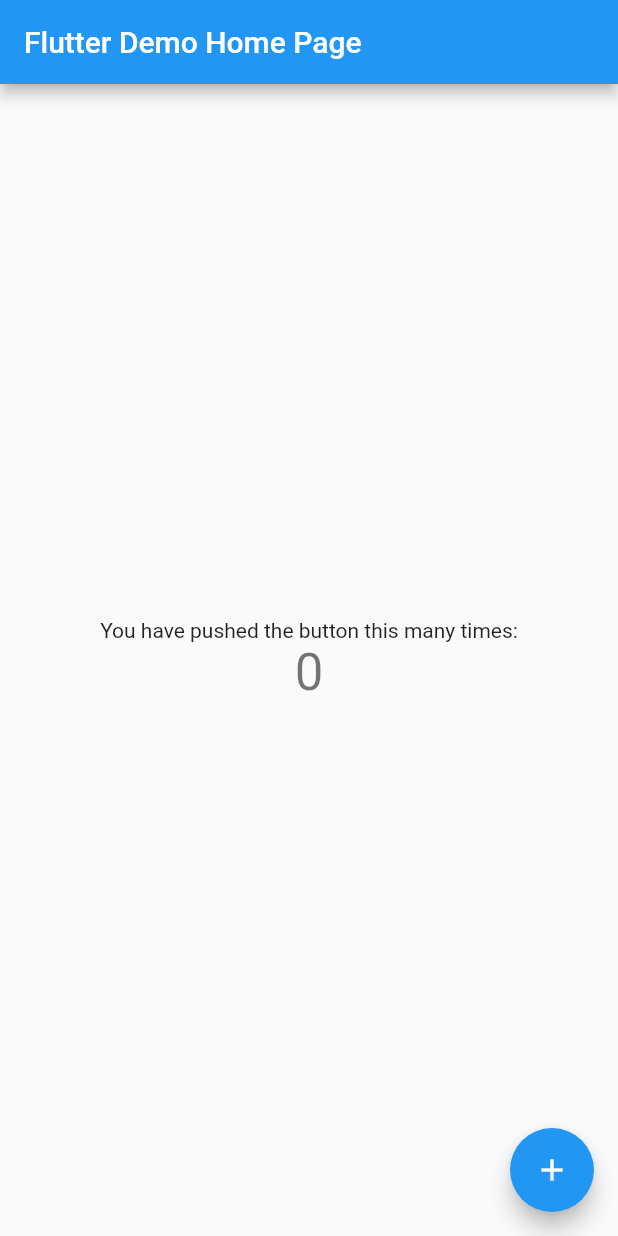
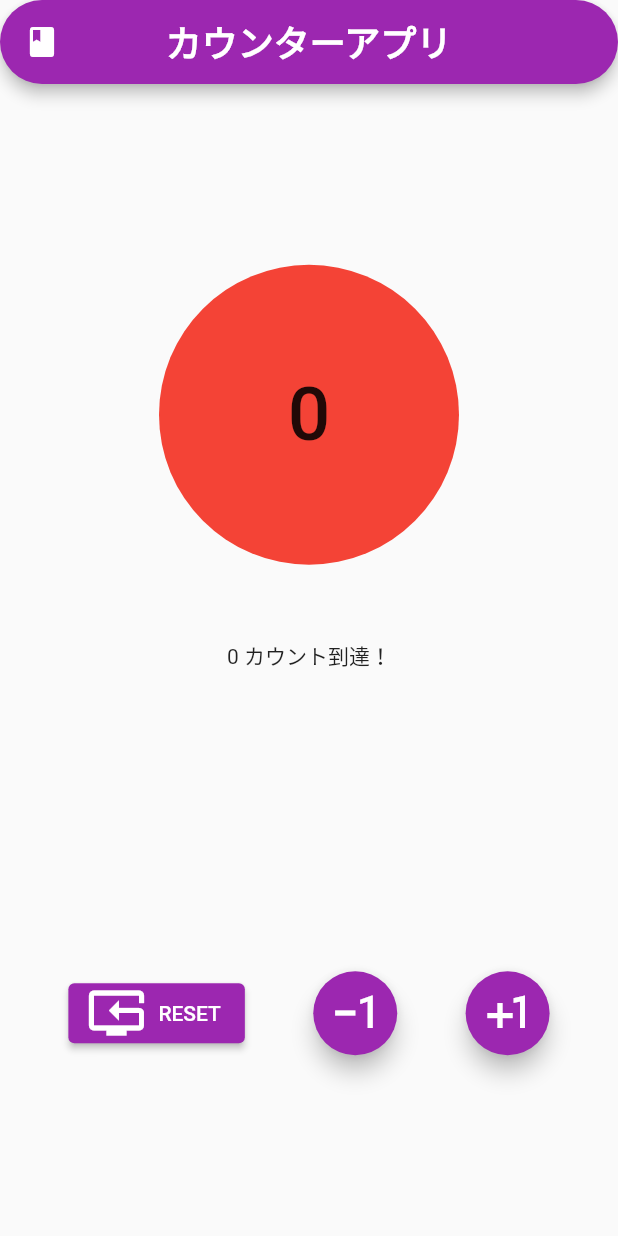
Before and after one commit to Nori0219/mieet_orig1, a Flutter app: the screen it shows after launch, on a phone screen of 412 x 824 dp. Run offline on Flutter 3.47's test engine with Material 2 defaults, Android fonts, the phone set to English and light mode, and no system bars; drawn by our look-alikes of animated_text_kit.

```diff
--- /dev/null
+++ b/lib/TopPage.dart
@@ -0,0 +1,124 @@
+import 'package:flutter/material.dart';
+import 'package:flutter/src/foundation/key.dart';
+import 'package:flutter/src/widgets/framework.dart';
+import 'package:animated_text_kit/animated_text_kit.dart';
+import 'package:flutter_counter_app/FloatingActionButton.dart';
+
+
+class TopPage extends StatefulWidget {
+  const TopPage({Key? key, required this.title}) : super(key: key);
+
+  final String title;
+
+  @override
+  State<TopPage> createState() => _TopPageState();
+}
+
+class _TopPageState extends State<TopPage> {
+  var _counter = 0;
+
+  void _incrementCounter() {
+    setState(() {
+      _counter++;
+    });
+  }
+
+  void _decresementCounter() {
+    setState(() {
+      _counter--;
+    });
+  }
+
+  void setIncrement( int intData ){
+    setState(() {
+     _counter = intData;
+    });
+  }
+
+
+  @override
+  Widget build(BuildContext context) {
+
+
+    return SafeArea(
+      child: Scaffold(
+        appBar: AppBar(
+          leading: Icon(Icons.book),
+
+          title: Text(widget.title,style: TextStyle(fontSize: 24, fontWeight: FontWeight.bold,), ),
+          centerTitle: true,
+          shape: const StadiumBorder() ,
+        ),
+        body: SafeArea(
+          child: Column(
+            mainAxisAlignment: MainAxisAlignment.center,
+            children: [
+              Center(
+                child: Container(
+                  width: 200,
+                  height: 200,
+                  decoration: BoxDecoration(
+                    color: Colors.red,
+                    shape: BoxShape.circle,
+                  ),
+                  child: Column(
+                    mainAxisAlignment: MainAxisAlignment.center,
+                    children: <Widget>[
+                      Text(
+                        '$_counter',
+                        style: TextStyle(
+                          fontSize: 50,
+                          fontWeight: FontWeight.w500,
+                        )
+                      ),
+                    ],
+                  ),
+                ),
+              ),
+              SizedBox(
+                width: 200.0,
+                height: 50.0,
+              ),
+
+              AnimatedTextKit(
+                  animatedTexts: [
+                    TyperAnimatedText(_counter % 10 == 0 ?  '$_counter カウント到達！':''),
+                  ],
+                ),
+
+              SizedBox(
+                width: 200.0,
+                height: 200.0,
+              ),
+              Row(
+                mainAxisAlignment: MainAxisAlignment.spaceEvenly,
+                  children: [
+                    ElevatedButton.icon(
+                      onPressed: () {
+                        setIncrement(0);
+                      },
+                      icon: Icon(Icons.reset_tv, size: 40,),
+                      label: Text('RESET'),
+                    ),
+                    FloatingActionButton(
+                      onPressed: _decresementCounter,
+                      tooltip: 'マイナス',
+                      child: const Icon(Icons.exposure_minus_1 ,size: 40,),
+                    ),
+                    FloatingActionButton(
+                      onPressed: _incrementCounter,
+                      tooltip: 'プラス',
+                      child: const Icon(Icons.plus_one, size: 40,),
+                    ),
+                  ],
+                ),
+
+            ],
+          ),
+        ),
+
+
+      ),
+    );
+  }
+}
--- a/lib/main.dart
+++ b/lib/main.dart
@@ -1,4 +1,5 @@
 import 'package:flutter/material.dart';
+import 'package:flutter_counter_app/TopPage.dart';
 
 void main() {
   runApp(const MyApp());
@@ -13,61 +14,11 @@ class MyApp extends StatelessWidget {
     return MaterialApp(
       title: 'Flutter Demo',
       theme: ThemeData(
-        primarySwatch: Colors.blue,
+        primarySwatch: Colors.purple,
+
       ),
-      home: const MyHomePage(title: 'Flutter Demo Home Page'),
+      darkTheme: ThemeData.dark(),
+      home: const TopPage(title: 'カウンターアプリ'),
     );
   }
 }
-
-class MyHomePage extends StatefulWidget {
-  const MyHomePage({Key? key, required this.title}) : super(key: key);
-
-
-  final String title;
-
-  @override
-  State<MyHomePage> createState() => _MyHomePageState();
-}
-
-class _MyHomePageState extends State<MyHomePage> {
-  int _counter = 0;
-
-  void _incrementCounter() {
-    setState(() {
-      _counter++;
-    });
-  }
-
-  @override
-  Widget build(BuildContext context) {
-
-    return Scaffold(
-      appBar: AppBar(
-
-        title: Text(widget.title),
-      ),
-      body: Center(
-
-        child: Column(
-
-          mainAxisAlignment: MainAxisAlignment.center,
-          children: <Widget>[
-            const Text(
-              'You have pushed the button this many times:',
-            ),
-            Text(
-              '$_counter',
-              style: Theme.of(context).textTheme.headline4,
-            ),
-          ],
-        ),
-      ),
-      floatingActionButton: FloatingActionButton(
-        onPressed: _incrementCounter,
-        tooltip: 'Increment',
-        child: const Icon(Icons.add),
-      ),
-    );
-  }
-}
--- a/pubspec.yaml
+++ b/pubspec.yaml
@@ -29,11 +29,13 @@ environment:
 dependencies:
   flutter:
     sdk: flutter
+  confetti: ^0.6.0-nullsafetys
 
 
   # The following adds the Cupertino Icons font to your application.
   # Use with the CupertinoIcons class for iOS style icons.
   cupertino_icons: ^1.0.2
+  animated_text_kit: ^4.2.2
 
 dev_dependencies:
   flutter_test:
```
Also changed, not shown: lib/FloatingActionButton.dart (added, +147 -0 lines), pubspec.lock.
